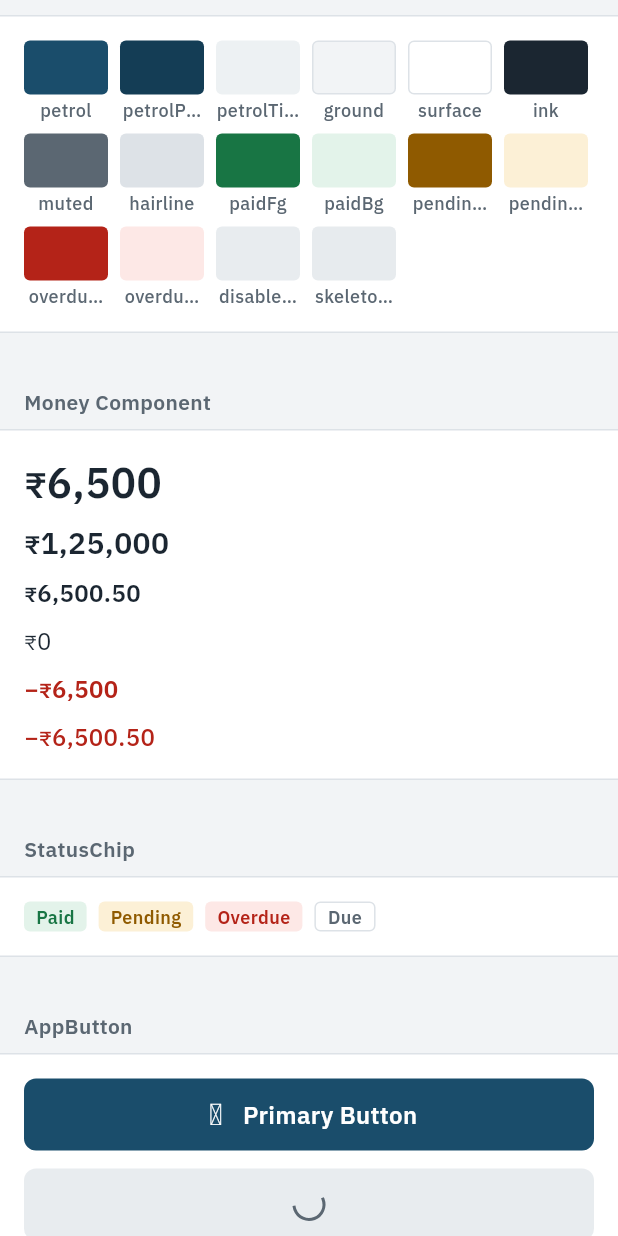
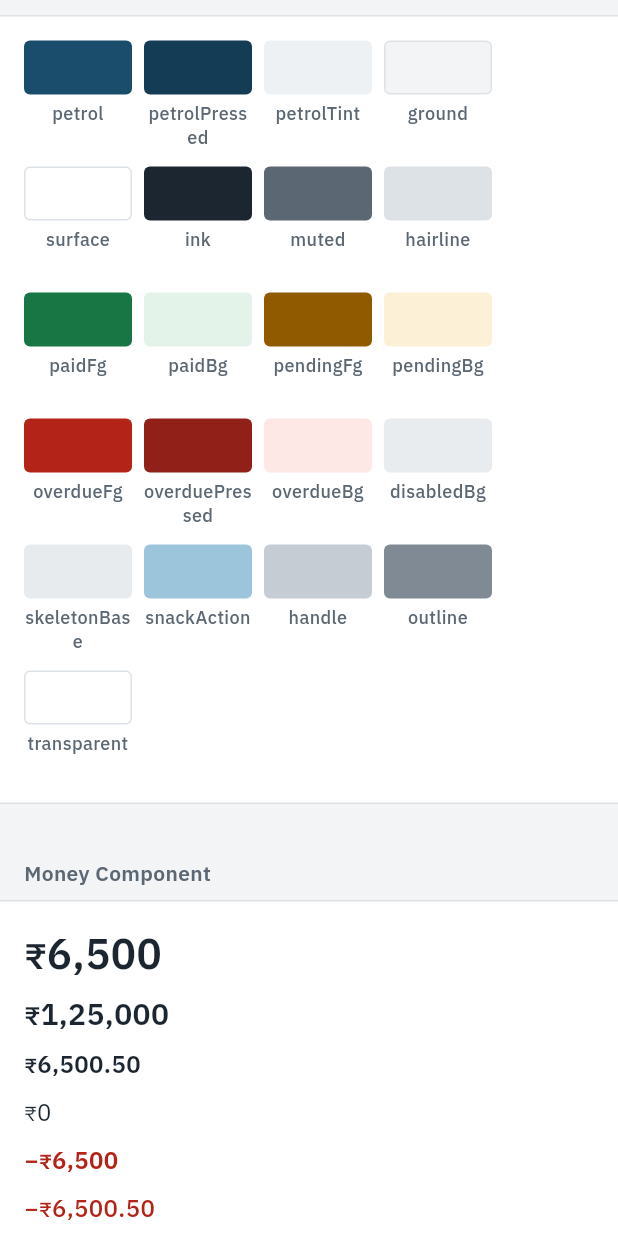
Before and after one commit to Sunilt939/pg_app, a Flutter app: the ComponentGallery screen opened directly, scrolled down 576 dp, on a phone screen of 412 x 824 dp. Run offline on Flutter 3.47's test engine with Material 3 defaults, Android fonts, the phone set to English and light mode, and no system bars.

Commit message:
Component gallery review fixes and size tests (F6 approved)

```diff
--- a/app/lib/core/theme/app_theme.dart
+++ b/app/lib/core/theme/app_theme.dart
@@ -1,4 +1,5 @@
 import 'package:flutter/material.dart';
+import 'package:flutter/services.dart';
 import 'tokens.dart';
 
 abstract final class AppTheme {
@@ -13,6 +14,15 @@ abstract final class AppTheme {
           onSurface: AppColors.ink,
           error: AppColors.overdueFg,
         ),
+        appBarTheme: const AppBarTheme(
+          backgroundColor: AppColors.surface,
+          elevation: 0,
+          systemOverlayStyle: SystemUiOverlayStyle(
+            statusBarColor: AppColors.transparent,
+            statusBarIconBrightness: Brightness.dark,
+            statusBarBrightness: Brightness.light,
+          ),
+        ),
         splashFactory: NoSplash.splashFactory,
         dividerColor: AppColors.hairline,
         textSelectionTheme:
--- a/app/lib/core/widgets/ledger_row.dart
+++ b/app/lib/core/widgets/ledger_row.dart
@@ -105,6 +105,8 @@ class _LedgerRowState extends State<LedgerRow> {
             const SizedBox(height: AppSpace.x4),
             Padding(
               padding: EdgeInsets.only(left: hasLeading ? (AppSize.tile + AppSpace.x12) : 0),
+              child: Transform.translate(
+                offset: const Offset(-AppSpace.x12, 0),
                 child: Row(
                   children: [
                     for (int i = 0; i < widget.inlineActions!.length; i++) ...[
@@ -112,6 +114,7 @@ class _LedgerRowState extends State<LedgerRow> {
                       widget.inlineActions![i],
                     ],
                   ],
+                ),
               ),
             ),
           ],
--- a/app/lib/core/widgets/phone_field.dart
+++ b/app/lib/core/widgets/phone_field.dart
@@ -57,7 +57,7 @@ class PhoneField extends StatelessWidget {
   const PhoneField({
     super.key,
     this.label,
-    this.hint = '98765 43210',
+    this.hint = '10-digit mobile number',
     this.helperText,
     this.errorText,
     this.controller,
--- a/app/lib/dev/component_gallery.dart
+++ b/app/lib/dev/component_gallery.dart
@@ -108,7 +108,7 @@ class _ComponentGalleryState extends State<ComponentGallery> {
               padding: EdgeInsets.all(AppSpace.x16),
               child: Wrap(
                 spacing: AppSpace.x8,
-                runSpacing: AppSpace.x8,
+                runSpacing: AppSpace.x12,
                 children: [
                   _ColorSwatch(name: 'petrol', color: AppColors.petrol),
                   _ColorSwatch(name: 'petrolPressed', color: AppColors.petrolPressed),
@@ -123,9 +123,14 @@ class _ComponentGalleryState extends State<ComponentGallery> {
                   _ColorSwatch(name: 'pendingFg', color: AppColors.pendingFg),
                   _ColorSwatch(name: 'pendingBg', color: AppColors.pendingBg),
                   _ColorSwatch(name: 'overdueFg', color: AppColors.overdueFg),
+                  _ColorSwatch(name: 'overduePressed', color: AppColors.overduePressed),
                   _ColorSwatch(name: 'overdueBg', color: AppColors.overdueBg),
                   _ColorSwatch(name: 'disabledBg', color: AppColors.disabledBg),
                   _ColorSwatch(name: 'skeletonBase', color: AppColors.skeletonBase),
+                  _ColorSwatch(name: 'snackAction', color: AppColors.snackAction),
+                  _ColorSwatch(name: 'handle', color: AppColors.handle),
+                  _ColorSwatch(name: 'outline', color: AppColors.outline),
+                  _ColorSwatch(name: 'transparent', color: AppColors.transparent, border: true),
                 ],
               ),
             ),
@@ -820,30 +825,38 @@ class _ColorSwatch extends StatelessWidget {
 
   @override
   Widget build(BuildContext context) {
-    return Column(
+    return SizedBox(
+      width: 72,
+      child: Column(
         mainAxisSize: MainAxisSize.min,
         children: [
           Container(
-          width: 56,
+            width: 72,
             height: 36,
             decoration: BoxDecoration(
               color: color,
               borderRadius: AppRadius.chip,
-            border: border ? Border.all(color: AppColors.hairline) : null,
+              border: border ||
+                      color == AppColors.surface ||
+                      color == AppColors.ground ||
+                      color == AppColors.transparent
+                  ? Border.all(color: AppColors.hairline)
+                  : null,
             ),
           ),
-        const SizedBox(height: 2),
+          const SizedBox(height: 4),
           SizedBox(
-          width: 56,
+            height: 32,
             child: Text(
               name,
               style: AppText.caption,
               textAlign: TextAlign.center,
-            maxLines: 1,
+              maxLines: 2,
               overflow: TextOverflow.ellipsis,
             ),
           ),
         ],
+      ),
     );
   }
 }
```
Also changed, not shown: app/lib/core/widgets/app_button.dart (+19 -10 lines), app/lib/core/widgets/app_text_field.dart (+5 -4 lines), app/lib/core/widgets/app_top_bar.dart (+10 -2 lines), app/lib/main.dart (+8 -0 lines), 5 other files. Lines whose indentation alone changed are shown as unchanged.
